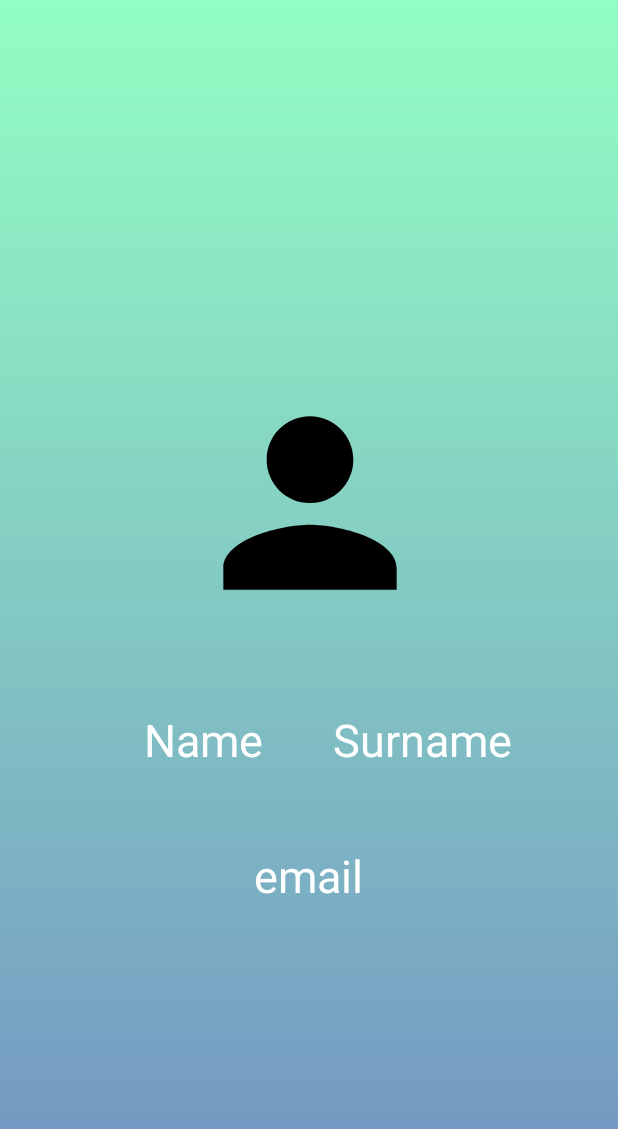
After one commit to PurinatG-01/Wisdom, an Android app: the layout activity_profile.xml on its own in the app's theme, with its tools: preview values and no code run, on a phone screen of 412 x 824 dp. The commit adds this screen. Shown: the top 1129 px of the screen. Run offline under Robolectric (Android 15) with nearby library versions, the phone set to English and light mode, and no system bars; Roboto replaces fonts that are not available here.

Commit message:
Add profile

```diff
--- a/app/src/main/java/com/example/wisdom/CategoryActivity.kt
+++ b/app/src/main/java/com/example/wisdom/CategoryActivity.kt
@@ -63,7 +63,7 @@ class CategoryActivity : AppCompatActivity() {
 
                         eventName.layoutParams = param
                         eventName.setTextSize(18F)
-                        eventName.setTextColor(Color.parseColor("#93ffc3"))
+                        eventName.setTextColor(Color.parseColor("#2EA562"))
                         rowLinearView.addView(eventName)
                         rowLinearView.addView(eventDes)
 
--- a/app/src/main/java/com/example/wisdom/LoginActivity.kt
+++ b/app/src/main/java/com/example/wisdom/LoginActivity.kt
@@ -19,7 +19,6 @@ class LoginActivity : AppCompatActivity() {
         // Initialize Firebase Auth
         auth = FirebaseAuth.getInstance()
     }
-
 
 
     fun goSignup(view : View){
--- /dev/null
+++ b/app/src/main/res/layout/activity_profile.xml
@@ -0,0 +1,81 @@
+<?xml version="1.0" encoding="utf-8"?>
+<androidx.constraintlayout.widget.ConstraintLayout
+    xmlns:android="http://schemas.android.com/apk/res/android"
+    xmlns:app="http://schemas.android.com/apk/res-auto"
+    xmlns:tools="http://schemas.android.com/tools"
+    android:layout_width="match_parent"
+    android:layout_height="match_parent">
+
+    <androidx.constraintlayout.widget.ConstraintLayout
+        android:layout_width="match_parent"
+        android:layout_height="match_parent"
+        android:background="@drawable/bg"
+        app:layout_constraintStart_toStartOf="parent"
+        app:layout_constraintTop_toTopOf="parent">
+
+        <ImageView
+            android:id="@+id/profilepicture"
+            android:layout_width="185dp"
+            android:layout_height="173dp"
+            android:layout_marginTop="92dp"
+            app:layout_constraintBottom_toTopOf="@+id/constraintLayout6"
+            app:layout_constraintEnd_toEndOf="parent"
+            app:layout_constraintHorizontal_bias="0.504"
+            app:layout_constraintStart_toStartOf="parent"
+            app:layout_constraintTop_toTopOf="parent"
+            app:layout_constraintVertical_bias="1.0"
+            app:srcCompat="@drawable/ic_person_black_24dp" />
+
+        <androidx.constraintlayout.widget.ConstraintLayout
+            android:id="@+id/constraintLayout6"
+            android:layout_width="413dp"
+            android:layout_height="318dp"
+            android:layout_marginBottom="84dp"
+            app:layout_constraintBottom_toBottomOf="parent"
+            app:layout_constraintEnd_toEndOf="parent"
+            app:layout_constraintHorizontal_bias="0.0"
+            app:layout_constraintStart_toStartOf="parent">
+
+            <TextView
+                android:id="@+id/surnameView"
+                android:layout_width="wrap_content"
+                android:layout_height="wrap_content"
+                android:layout_marginEnd="72dp"
+                android:text="@string/surname"
+                android:textColor="@color/white"
+                android:textSize="30sp"
+                app:layout_constraintBottom_toTopOf="@+id/emailView"
+                app:layout_constraintEnd_toEndOf="parent"
+                app:layout_constraintTop_toTopOf="parent" />
+
+            <TextView
+                android:id="@+id/emailView"
+                android:layout_width="wrap_content"
+                android:layout_height="wrap_content"
+                android:layout_marginBottom="136dp"
+                android:text="email"
+                android:textColor="@color/white"
+                android:textSize="30sp"
+                app:layout_constraintBottom_toBottomOf="parent"
+                app:layout_constraintEnd_toEndOf="parent"
+                app:layout_constraintHorizontal_bias="0.498"
+                app:layout_constraintStart_toStartOf="parent" />
+
+            <TextView
+                android:id="@+id/nameView"
+                android:layout_width="82dp"
+                android:layout_height="40dp"
+                android:layout_marginStart="84dp"
+                android:text="@string/name"
+                android:textColor="@color/white"
+                android:textSize="30sp"
+                app:layout_constraintBottom_toTopOf="@+id/emailView"
+                app:layout_constraintEnd_toStartOf="@+id/surnameView"
+                app:layout_constraintHorizontal_bias="0.214"
+                app:layout_constraintStart_toStartOf="parent"
+                app:layout_constraintTop_toTopOf="parent" />
+
+        </androidx.constraintlayout.widget.ConstraintLayout>
+
+    </androidx.constraintlayout.widget.ConstraintLayout>
+</androidx.constraintlayout.widget.ConstraintLayout>
--- a/app/src/main/res/values/colors.xml
+++ b/app/src/main/res/values/colors.xml
@@ -1,6 +1,6 @@
 <?xml version="1.0" encoding="utf-8"?>
 <resources>
-    <color name="colorPrimary">#93FFC3</color>
+    <color name="colorPrimary">#2EA562</color>
     <color name="colorPrimaryDark">#00574B</color>
     <color name="colorAccent">#FF2626</color>
     <color name="blueC">#7391C3</color>
--- a/app/src/main/res/values/strings.xml
+++ b/app/src/main/res/values/strings.xml
@@ -29,11 +29,13 @@
     <string name="baht500">500 Baht</string>
     <string name="date">Date : XX / XX / XX</string>
     <string name="donation1">Donation :</string>
-    <string name="donation2">Donatioin</string>
+    <string name="donation2">Donation</string>
     <string name="categoryname">C a t e g o r y N a m e</string>
     <string name="detailcategory">This \\tis \\tthe \\tdetail \\tabout \\tthe \\taccording \\n category</string>
     <string name="app_description">Online Crowdsourcing Platform</string>
     <string name="home">Home</string>
     <string name="history">History</string>
     <string name="logout">Logout</string>
+    <string name="name">Name</string>
+    <string name="surname">Surname</string>
 </resources>
```
Also changed, not shown: app/src/main/java/com/example/wisdom/DonateActivity.kt (+64 -22 lines), app/src/main/res/layout/activity_signup.xml (+32 -4 lines).
